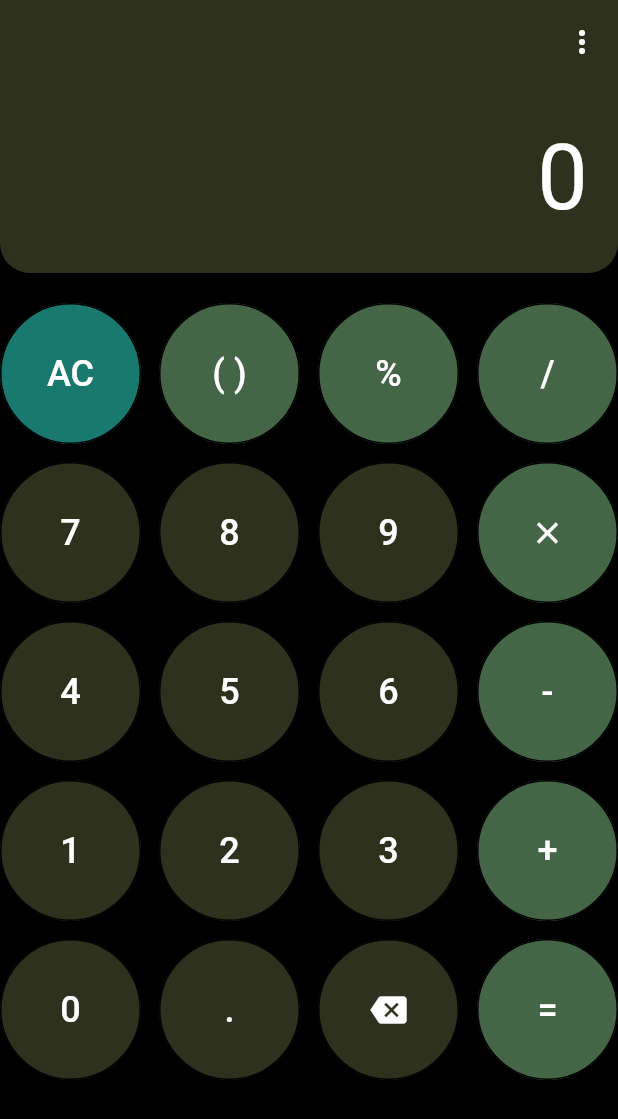
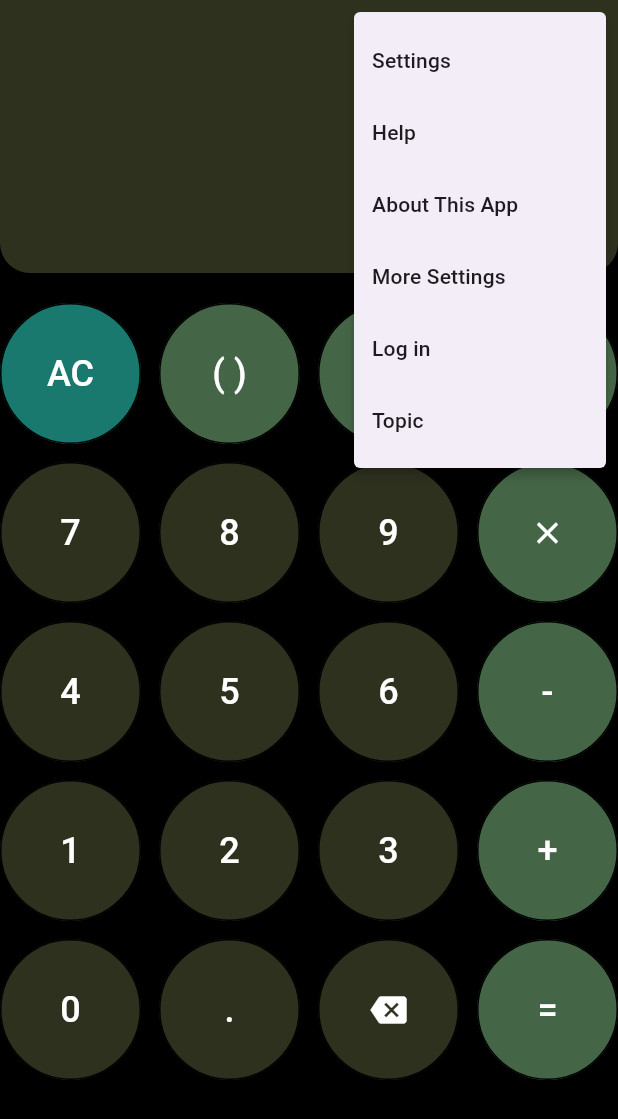
Before and after one commit to trebblescott/calculator_app, a Flutter app: the screen it shows after launch, after a tap on the "more vert" icon, on a phone screen of 412 x 824 dp. Shown: the top 1119 px of the screen. Run offline on Flutter 3.47's test engine with Material 3 defaults, Android fonts, the phone set to English and light mode, and no system bars; Roboto replaces fonts that are missing (Arial).

Commit message:
almost done

```diff
--- a/lib/main.dart
+++ b/lib/main.dart
@@ -22,6 +22,8 @@ class _CalculatorAppState extends State<CalculatorApp> {
 
   void _buttonPressed(String text) {
     setState(() {
+      if (text == 'x') text = '*'; // 👈 Handle 'x' as multiplication
+
       if (text == 'AC') {
         _resetAll();
       } else if (text == 'DEL') {
@@ -170,15 +172,18 @@ void _handleBrackets() {
         return;
       }
 
-      // Replace × with * for evaluation
-      String evalExpression = _expression.replaceAll('×', '*');
+      // Replace 'x' with '*' before evaluation
+      String evalExpression = _expression.replaceAll('x', '*');
 
       // Evaluate the expression with BODMAS rules
       double result = _evaluateExpression(evalExpression);
 
       _expression = result % 1 == 0
           ? result.toInt().toString()
-          : result.toStringAsFixed(8).replaceAll(RegExp(r'0*$'), '').replaceAll(RegExp(r'\.$'), '');
+          : result
+              .toStringAsFixed(8)
+              .replaceAll(RegExp(r'0*$'), '')
+              .replaceAll(RegExp(r'\.$'), '');
       _lastOperator = '=';
       _currentNumber = _expression;
       _shouldResetExpression = true;
@@ -199,7 +204,8 @@ void _handleBrackets() {
       String subExpression = expression.substring(openIndex + 1, closeIndex);
       double subResult = _evaluateSimpleExpression(subExpression);
 
-      expression = expression.replaceRange(openIndex, closeIndex + 1, subResult.toString());
+      expression = expression.replaceRange(
+          openIndex, closeIndex + 1, subResult.toString());
     }
 
     return _evaluateSimpleExpression(expression);
@@ -212,12 +218,12 @@ void _handleBrackets() {
     // First pass for * and /
     for (int i = 1; i < tokens.length - 1; i++) {
       if (tokens[i] == '*' || tokens[i] == '/') {
-        double left = double.parse(tokens[i-1]);
-        double right = double.parse(tokens[i+1]);
+        double left = double.parse(tokens[i - 1]);
+        double right = double.parse(tokens[i + 1]);
         double result = tokens[i] == '*' ? left * right : left / right;
 
-        tokens.removeRange(i-1, i+2);
-        tokens.insert(i-1, result.toString());
+        tokens.removeRange(i - 1, i + 2);
+        tokens.insert(i - 1, result.toString());
         i -= 2; // Adjust index after removing elements
       }
     }
@@ -225,12 +231,12 @@ void _handleBrackets() {
     // Second pass for + and -
     for (int i = 1; i < tokens.length - 1; i++) {
       if (tokens[i] == '+' || tokens[i] == '-') {
-        double left = double.parse(tokens[i-1]);
-        double right = double.parse(tokens[i+1]);
+        double left = double.parse(tokens[i - 1]);
+        double right = double.parse(tokens[i + 1]);
         double result = tokens[i] == '+' ? left + right : left - right;
 
-        tokens.removeRange(i-1, i+2);
-        tokens.insert(i-1, result.toString());
+        tokens.removeRange(i - 1, i + 2);
+        tokens.insert(i - 1, result.toString());
         i -= 2; // Adjust index after removing elements
       }
     }
@@ -282,7 +288,10 @@ void _handleBrackets() {
           ? Icon(icon, color: Colors.white, size: 24)
           : Text(
               text,
-              style: TextStyle(fontSize: 24, color: Colors.white, fontFamily: text == 'AC' ? 'Roboto' : 'Arial'),
+              style: TextStyle(
+                  fontSize: 24,
+                  color: Colors.white,
+                  fontFamily: text == 'AC' ? 'Roboto' : 'Arial'),
             ),
     );
   }
@@ -294,10 +303,19 @@ void _handleBrackets() {
       appBar: AppBar(
         backgroundColor: const Color.fromARGB(255, 47, 49, 31),
         actions: [
-          IconButton(
+          PopupMenuButton<String>(
             icon: Icon(Icons.more_vert, color: Colors.white),
-            onPressed: () {},
-          )
+            onSelected: (value) {},
+            itemBuilder: (BuildContext context) => [
+              PopupMenuItem(value: 'settings', child: Text('Settings')),
+              PopupMenuItem(value: 'help', child: Text('Help')),
+              PopupMenuItem(value: 'about', child: Text('About This App')),
+              PopupMenuItem(
+                  value: 'more settings', child: Text('More Settings')),
+              PopupMenuItem(value: 'log in', child: Text('Log in')),
+              PopupMenuItem(value: 'Topic', child: Text('Topic')),
+            ],
+          ),
         ],
       ),
       body: Column(
```
Lines whose indentation alone changed are shown as unchanged.
